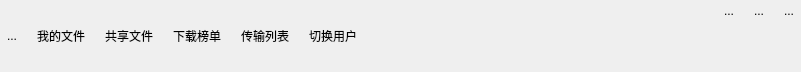
This is CloudDiskClinet/selfwidget/buttongroup.ui in Urldemon/Clouddisk as Qt 5 draws it before an edit. The edited form follows.
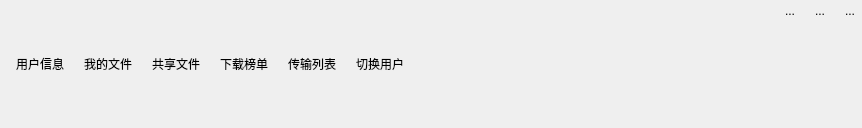
This is the edited form. Icons and pictures are not drawn.

Diff of the .ui file:
```diff
--- a/CloudDiskClinet/selfwidget/buttongroup.ui
+++ b/CloudDiskClinet/selfwidget/buttongroup.ui
@@ -6,8 +6,8 @@
    <rect>
     <x>0</x>
     <y>0</y>
-    <width>801</width>
-    <height>72</height>
+    <width>862</width>
+    <height>128</height>
    </rect>
   </property>
   <property name="windowTitle">
@@ -33,21 +33,21 @@
        <number>6</number>
       </property>
       <property name="leftMargin">
-       <number>0</number>
+       <number>9</number>
       </property>
       <property name="topMargin">
-       <number>0</number>
+       <number>9</number>
       </property>
       <property name="rightMargin">
-       <number>0</number>
+       <number>9</number>
       </property>
       <property name="bottomMargin">
-       <number>0</number>
+       <number>9</number>
       </property>
       <item>
        <widget class="QToolButton" name="loginuser">
         <property name="text">
-         <string>...</string>
+         <string>用户信息</string>
         </property>
         <property name="icon">
          <iconset resource="../resources.qrc">
@@ -59,6 +59,9 @@
           <height>50</height>
          </size>
         </property>
+        <property name="toolButtonStyle">
+         <enum>Qt::ToolButtonIconOnly</enum>
+        </property>
         <property name="autoRaise">
          <bool>true</bool>
         </property>
```
Left out of the diff: 2 changed lines with no effect on the pictures.
